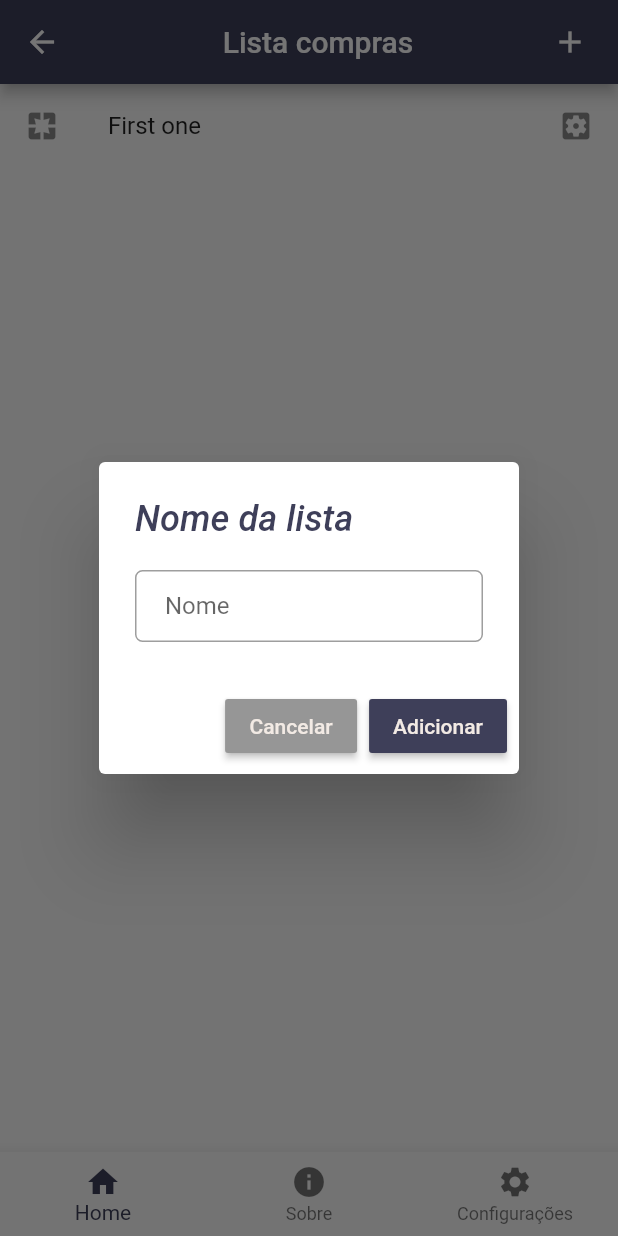
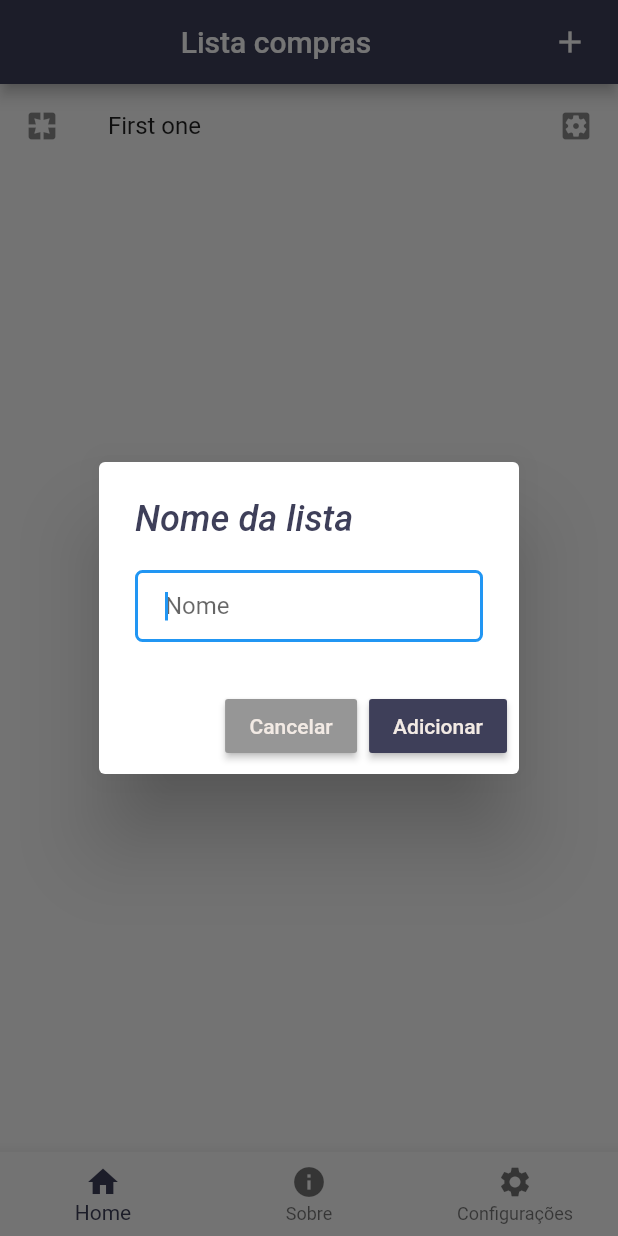
Before and after one commit to gabrieldfm/flutterproject, a Flutter app: the screen it shows after launch, after a tap on the "add" icon, on a phone screen of 412 x 824 dp. Run offline on Flutter 3.47's test engine with Material 2 defaults, Android fonts, the phone set to English and light mode, and no system bars; our stand-ins replace sqflite; accounts and stored records are empty.

```diff
--- a/meuapp/lib/layout.dart
+++ b/meuapp/lib/layout.dart
@@ -1,4 +1,5 @@
 import 'package:flutter/material.dart';
+import 'models/Lista.dart';
 
 import 'pages/home.dart';
 import 'pages/about.dart';
@@ -25,7 +26,7 @@ class Layout {
       ],
       onTap: (int i) {
         currItem = i;
-        Navigator.of(context).pushNamed(pages[currItem]);
+        Navigator.of(context).pushReplacementNamed(pages[i]);
       },
     );
 
@@ -63,6 +64,7 @@ class Layout {
             builder: (BuildContext ctx) {
               final input = TextFormField(
                 controller: _controller,
+                autofocus: true,
                 decoration: InputDecoration(
                     hintText: 'Nome',
                     contentPadding: EdgeInsets.fromLTRB(20, 10, 20, 10),
```
